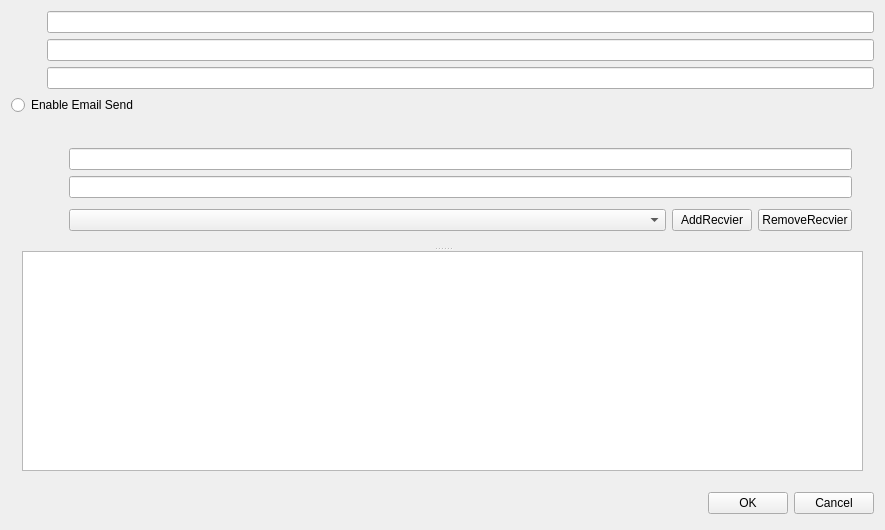
Old version of the form Delivery Record/configure.ui in the repository pengjianaixue/Delivery-Record.
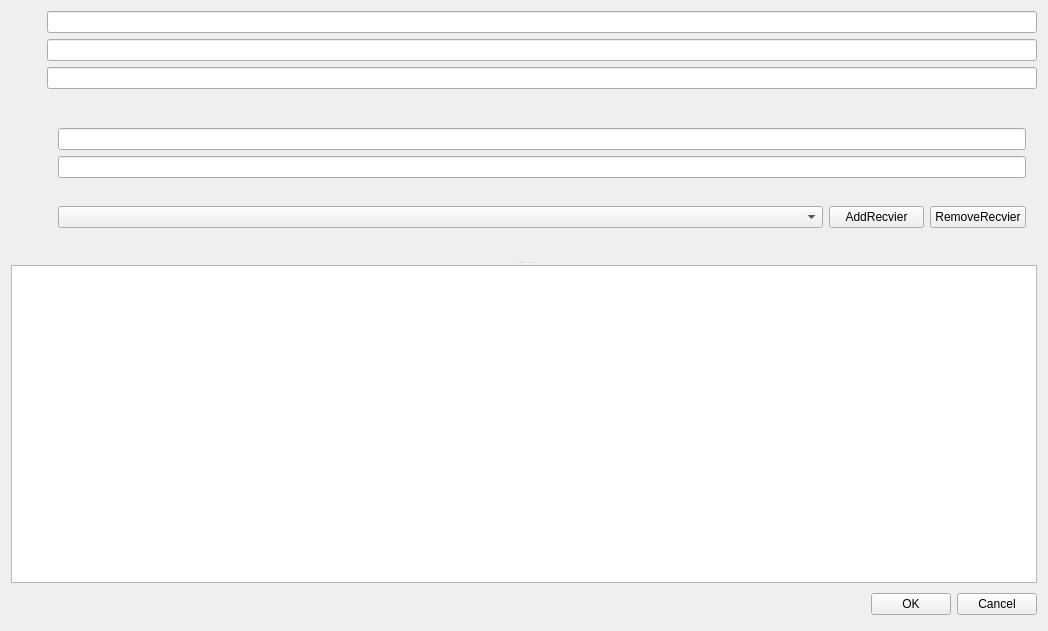
New version of the form. Icons and pictures are not drawn.

```diff
--- a/Delivery Record/configure.ui
+++ b/Delivery Record/configure.ui
@@ -6,21 +6,15 @@
    <rect>
     <x>0</x>
     <y>0</y>
-    <width>885</width>
-    <height>530</height>
+    <width>1048</width>
+    <height>631</height>
    </rect>
   </property>
   <property name="windowTitle">
    <string>Configure</string>
   </property>
-  <layout class="QGridLayout" name="gridLayout_2">
+  <layout class="QGridLayout" name="gridLayout">
    <item row="0" column="0">
-    <layout class="QVBoxLayout" name="verticalLayout_7" stretch="9,1">
-     <item>
-      <layout class="QVBoxLayout" name="verticalLayout_6">
-       <item>
-        <layout class="QVBoxLayout" name="verticalLayout_4">
-         <item>
           <layout class="QHBoxLayout" name="horizontalLayout">
            <item>
             <layout class="QVBoxLayout" name="verticalLayout_2">
@@ -89,34 +83,12 @@
            </item>
           </layout>
          </item>
-         <item>
-          <widget class="QRadioButton" name="radioButton_enableSendEmail">
-           <property name="text">
-            <string>Enable Email Send</string>
-           </property>
-           <property name="icon">
-            <iconset resource="deliveryrecord.qrc">
-             <normaloff>:/DeliveryRecord/Resources/email_send.png</normaloff>:/DeliveryRecord/Resources/email_send.png</iconset>
-           </property>
-           <property name="checkable">
-            <bool>true</bool>
-           </property>
-           <property name="checked">
-            <bool>false</bool>
-           </property>
-          </widget>
-         </item>
-        </layout>
-       </item>
-       <item>
-        <widget class="QWidget" name="widget_email" native="true">
-         <layout class="QGridLayout" name="gridLayout">
-          <item row="0" column="0">
+   <item row="1" column="0">
            <widget class="QSplitter" name="splitter">
             <property name="orientation">
              <enum>Qt::Vertical</enum>
             </property>
-            <widget class="QWidget" name="">
+     <widget class="QWidget" name="layoutWidget">
              <layout class="QHBoxLayout" name="horizontalLayout_2">
               <item>
                <layout class="QVBoxLayout" name="verticalLayout">
@@ -145,7 +117,7 @@
                    </size>
                   </property>
                   <property name="autoFillBackground">
-                   <bool>true</bool>
+            <bool>false</bool>
                   </property>
                   <property name="styleSheet">
                    <string notr="true">image: url(:/DeliveryRecord/Resources/Subject one.png);</string>
@@ -252,12 +224,7 @@
             <widget class="QTableWidget" name="tableWidget_emailcontents"/>
            </widget>
           </item>
-         </layout>
-        </widget>
-       </item>
-      </layout>
-     </item>
-     <item>
+   <item row="2" column="0">
       <layout class="QHBoxLayout" name="horizontalLayout_3">
        <item>
         <spacer name="spacer">
@@ -285,8 +252,6 @@
           <string>Cancel</string>
          </property>
         </widget>
-       </item>
-      </layout>
      </item>
     </layout>
    </item>
```
Lines whose indentation alone changed are shown as unchanged.
